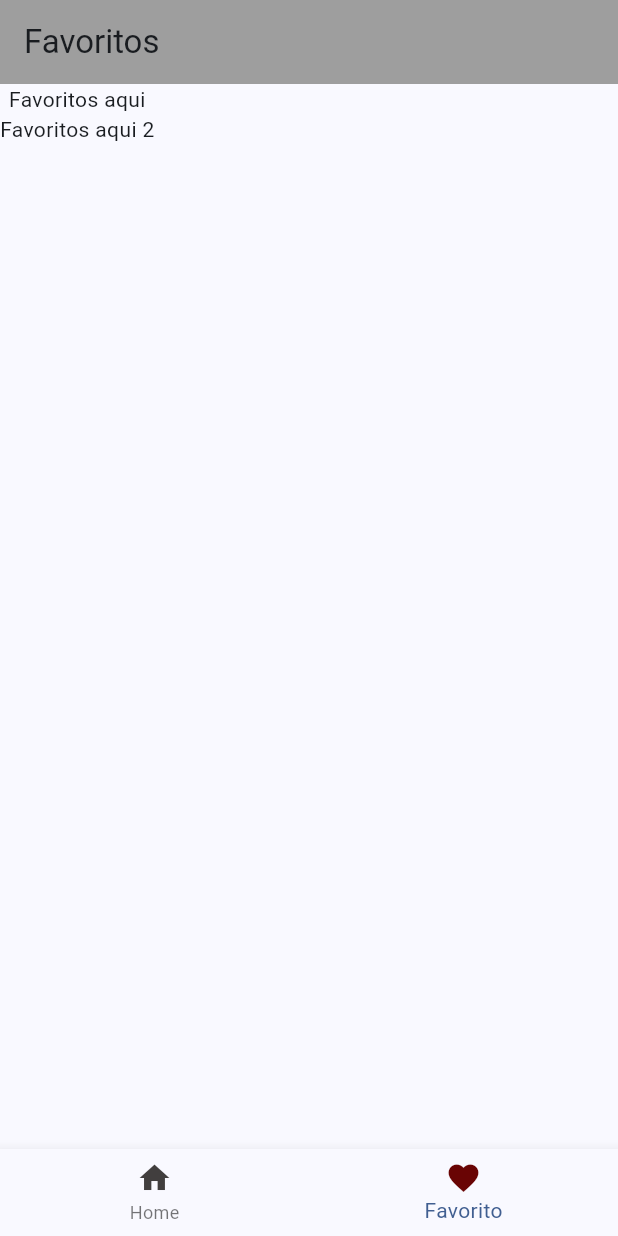
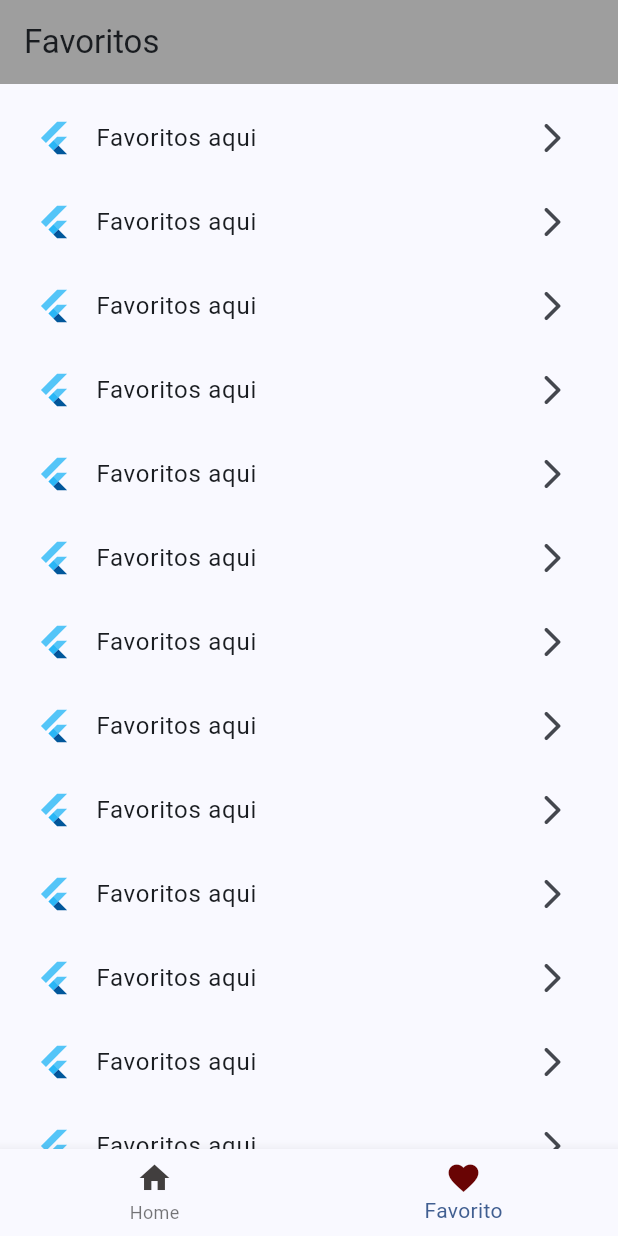
Before and after one commit to deividinacio/flutter_receitas, a Flutter app: the screen it shows after launch, swiped to page 2, on a phone screen of 412 x 824 dp. Run offline on Flutter 3.47's test engine with Material 3 defaults, Android fonts, the phone set to English and light mode, and no system bars; network calls fail.

Commit message:
implementação tela favoritos, add icon favorito e controller favorito

```diff
--- /dev/null
+++ b/lib/controller/favoritos_controller.dart
@@ -0,0 +1,37 @@
+import 'package:loja_flutter/models/receita_model.dart';
+
+class FavoritosController {
+
+  final List<Receita> _receitasFavoritas = [];
+
+  // metodo para acessar os favoritos
+
+  List<Receita> allFavoritos()
+  {
+    return _receitasFavoritas;
+  }
+
+// Adicionar ao favorito
+
+void addToFavoriteList(Receita receita)
+{
+  //Se a receita não esta na lista, devo adiciona-la
+  if(!_receitasFavoritas.contains(receita))
+  {
+    _receitasFavoritas.add(receita);
+  }
+  print(_receitasFavoritas.length);
+}
+
+// Remover favoritos
+
+void removeToFavoriteList(Receita receita)
+{
+  //Se a receita está na lista, devo adiciona-la
+  if(!_receitasFavoritas.contains(receita))
+  {
+    _receitasFavoritas.remove(receita);
+  }
+}
+
+}
--- a/lib/views/receitas_favoritas.dart
+++ b/lib/views/receitas_favoritas.dart
@@ -1,21 +1,28 @@
 import 'package:flutter/material.dart';
+import 'package:loja_flutter/controller/favoritos_controller.dart';
 
 class ReceitasFavoritas extends StatelessWidget {
   const ReceitasFavoritas({super.key});
 
   @override
   Widget build(BuildContext context) {
+
+    print(FavoritosController().allFavoritos().length);
     return  Scaffold(
       appBar: AppBar(
       title: const Text("Favoritos"),
       backgroundColor: Colors.grey,
     ),
-    body: const Column(
-      children: [
-        Text("Favoritos aqui"),
-        Text("Favoritos aqui 2"),
-      ],
-    ),
+    body: ListView.builder(
+    padding: const EdgeInsets.all(8),
+    itemCount: 20,
+    itemBuilder: (BuildContext context, int index) {
+      return const ListTile(
+          leading: FlutterLogo(),
+          title:  Text("Favoritos aqui"),
+          trailing: Icon(Icons.arrow_forward_ios_rounded),
+        );
+    }),
     );
   }
 }
```
Also changed, not shown: lib/views/receitas_detalhes.dart (+29 -6 lines), lib/provider.txt (added).
